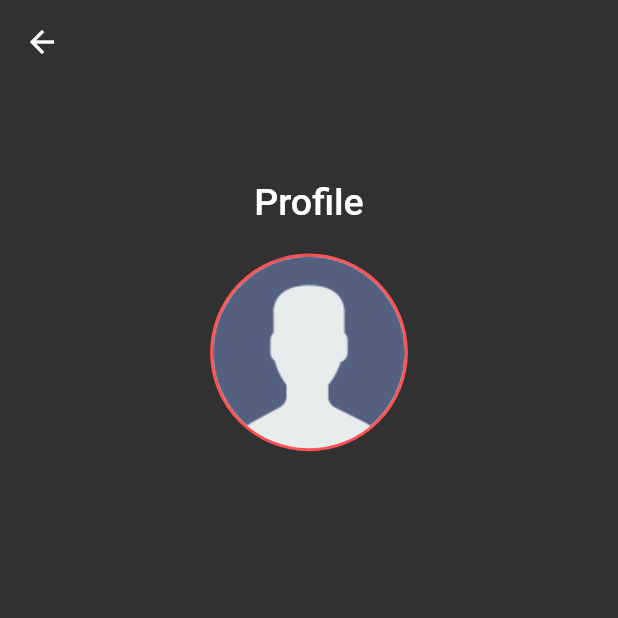
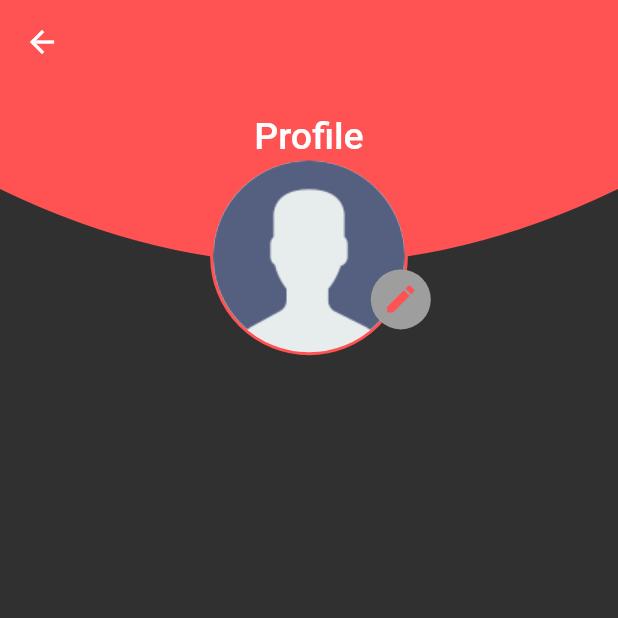
Before and after one commit to SkeletonPythons/studify, a Flutter app: the ProfilePage screen opened by its route, on a phone screen of 412 x 824 dp, the top half of it. Run offline on Flutter 3.47's test engine with Material 2 defaults, Android fonts, the phone set to English and light mode, and no system bars; our stand-ins replace cloud_firestore, firebase_auth, firebase_core, firebase_database, flutter_form_builder, flutter_svg and 8 more; missing offline and left inert: flutterfire_ui, googleapis; accounts and stored records are empty; Roboto replaces fonts that are missing (Ubuntu).

Commit message:
progress on profile page
profile header done, edit button on portrait

```diff
--- a/lib/main.dart
+++ b/lib/main.dart
@@ -4,6 +4,7 @@ import 'firebase_options.dart';
 import 'package:flutter/material.dart';
 
 import './routes/routes.dart';
+import 'global_controller.dart';
 import 'pages/bottom_nav_page/navbar.dart';
 import 'themes/apptheme.dart';
 import 'utils/consts/app_settings.dart';
@@ -13,11 +14,13 @@ void main() async {
   await Firebase.initializeApp(
     options: DefaultFirebaseOptions.currentPlatform,
   );
+  Get.put<GC>(GC(), permanent: true);
   runApp(const MyApp());
 }
 
 class MyApp extends StatelessWidget {
   const MyApp({Key? key}) : super(key: key);
+
 
   // This widget is the root of your application.
   @override
--- a/lib/pages/profile_page/profile_page.dart
+++ b/lib/pages/profile_page/profile_page.dart
@@ -8,7 +8,7 @@ import 'package:studify/utils/consts/app_colors.dart';
 import '../../routes/routes.dart';
 import '../../services/auth.dart';
 import '../../utils/consts/app_colors.dart';
-
+import '../../widgets/profile_header.dart';
 
 class ProfilePage extends StatefulWidget {
   const ProfilePage({Key? key}) : super(key: key);
@@ -22,13 +22,10 @@ class ProfilePageState extends State<ProfilePage>
   @override
   Widget build(BuildContext context) {
     return Material(
-      child: Stack(
-        alignment: Alignment.center,
-        children: [
-          AppBar(
+      child: Scaffold(
+        appBar: AppBar(
           elevation: 0,
-            backgroundColor: kBackground,
-            title: Text('Profile'),
+          backgroundColor: Colors.redAccent,
           leading: IconButton(
             icon: const Icon(
               Icons.arrow_back,
@@ -37,11 +34,21 @@ class ProfilePageState extends State<ProfilePage>
             onPressed: () => Get.back(),
           ),
         ),
+        body: Stack(
+          alignment: Alignment.center,
+          children: [
+            CustomPaint(
+              painter: ProfileHeader(),
+              child: Container(
+                height: Get.height,
+                width: double.infinity,
+              ),
+            ),
             Column(
               crossAxisAlignment: CrossAxisAlignment.center,
               children: [
                 Padding(
-                padding: EdgeInsets.only(top: 120, bottom: 20),
+                  padding: const EdgeInsets.only(top: 20),
                   child: Text(
                     'Profile',
                     style: GoogleFonts.ubuntu(
@@ -64,14 +71,26 @@ class ProfilePageState extends State<ProfilePage>
                     image: DecorationImage(
                       image: Auth.instance.USER.photoUrl == ''
                           ? AssetImage('assets/images/user.png')
-                        : NetworkImage(Auth.instance.USER.photoUrl!, scale: .25)
-                    as ImageProvider,
+                          : NetworkImage(Auth.instance.USER.photoUrl!,
+                              scale: .25) as ImageProvider,
                     ),
                   ),
                 ),
               ],
-          )
+            ),
+            Positioned(
+              top: Get.height * 0.15,
+              left: Get.width * 0.6,
+              child: CircleAvatar(
+                backgroundColor: Colors.grey,
+                child: IconButton(
+                  icon: Icon(Icons.edit),
+                  onPressed: () {},
+                ),
+              ),
+            ),
           ], // children
+        ),
       ),
     );
   }
```
Also changed, not shown: lib/widgets/profile_header.dart (added, +21 -0 lines). Lines whose indentation alone changed are shown as unchanged.
